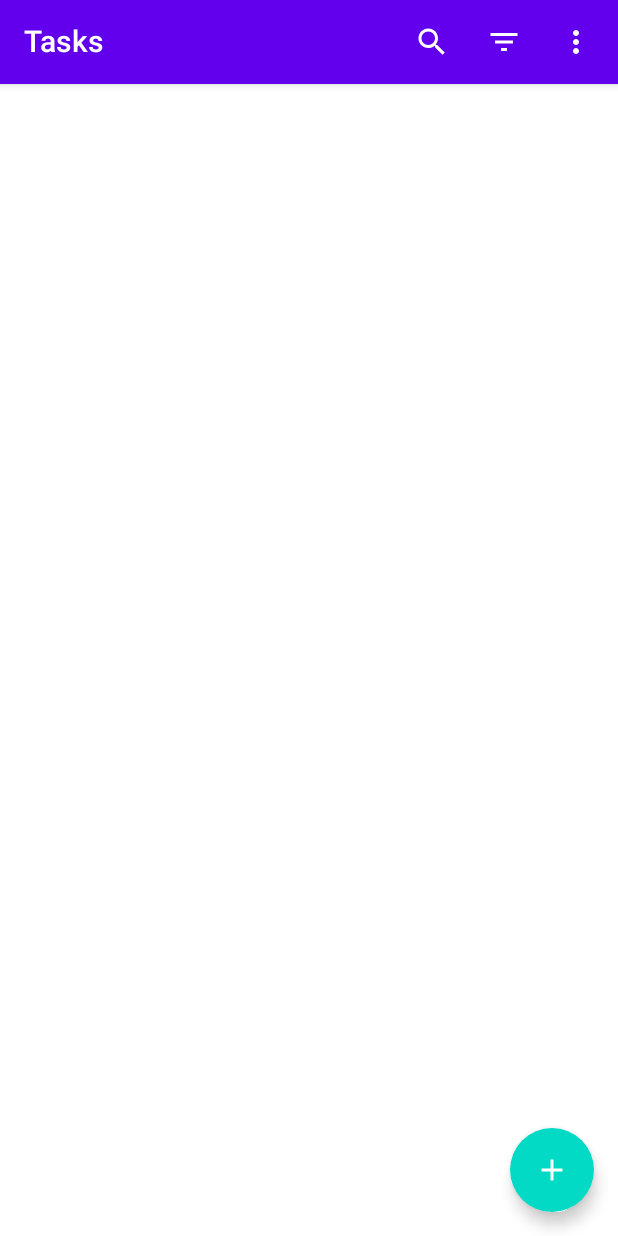
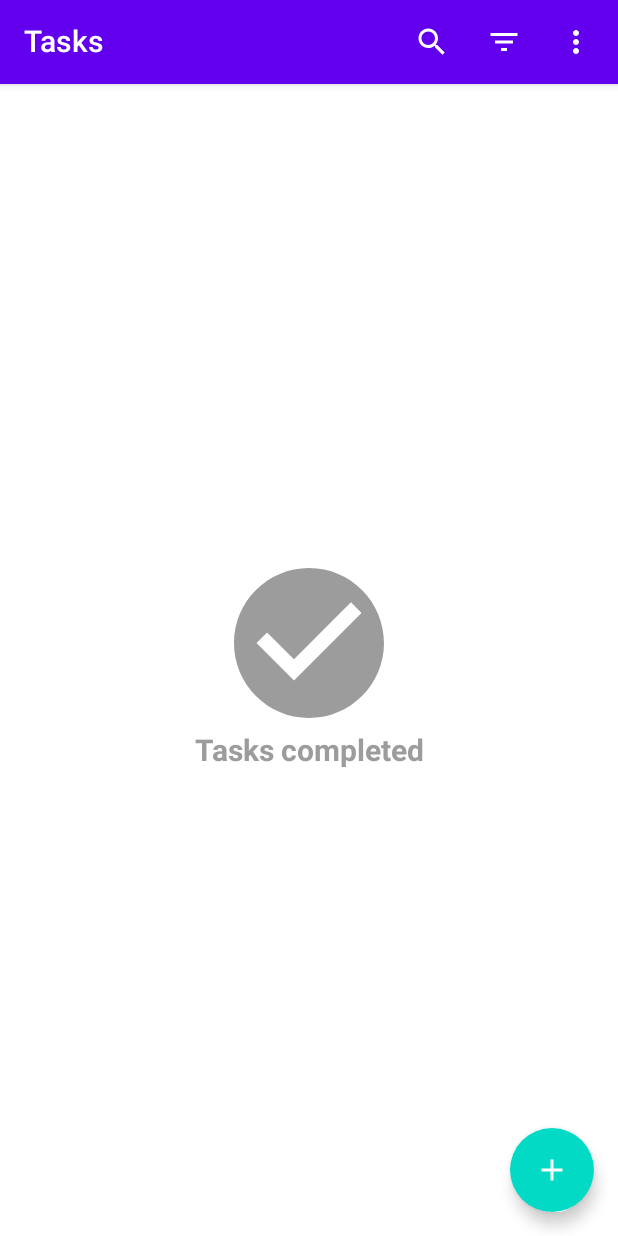
Before and after one commit to TheGreatDemetrius/Tasks, an Android app built with Jetpack Compose: the composable ListScreen shown on its own in the app's theme, on a phone screen of 412 x 824 dp. Run offline under Robolectric (Android 15) with nearby library versions, the phone set to English and light mode, and no system bars; our stand-ins replace Dagger/Hilt's generated code.

Commit message:
Empty content display screen has been created

```diff
--- a/app/src/main/java/ru/simple/tasks/MainActivity.kt
+++ b/app/src/main/java/ru/simple/tasks/MainActivity.kt
@@ -4,6 +4,7 @@ import android.os.Bundle
 import androidx.activity.ComponentActivity
 import androidx.activity.compose.setContent
 import androidx.activity.viewModels
+import androidx.compose.material.ExperimentalMaterialApi
 import androidx.navigation.NavHostController
 import androidx.navigation.compose.rememberNavController
 import dagger.hilt.android.AndroidEntryPoint
@@ -11,6 +12,7 @@ import ru.simple.tasks.navigation.SetupNavigation
 import ru.simple.tasks.ui.theme.TasksTheme
 import ru.simple.tasks.ui.viewmodels.SharedViewModel
 
+@ExperimentalMaterialApi
 @AndroidEntryPoint
 class MainActivity : ComponentActivity() {
 
--- a/app/src/main/java/ru/simple/tasks/navigation/Navigation.kt
+++ b/app/src/main/java/ru/simple/tasks/navigation/Navigation.kt
@@ -1,5 +1,6 @@
 package ru.simple.tasks.navigation
 
+import androidx.compose.material.ExperimentalMaterialApi
 import androidx.compose.runtime.Composable
 import androidx.compose.runtime.remember
 import androidx.navigation.NavHostController
@@ -9,6 +10,7 @@ import ru.simple.tasks.navigation.destination.taskComposable
 import ru.simple.tasks.ui.viewmodels.SharedViewModel
 import ru.simple.tasks.util.Constants.LIST_SCREEN
 
+@ExperimentalMaterialApi
 @Composable
 fun SetupNavigation(
     navController: NavHostController,
--- a/app/src/main/java/ru/simple/tasks/navigation/destination/ListComposable.kt
+++ b/app/src/main/java/ru/simple/tasks/navigation/destination/ListComposable.kt
@@ -1,5 +1,6 @@
 package ru.simple.tasks.navigation.destination
 
+import androidx.compose.material.ExperimentalMaterialApi
 import androidx.navigation.NavGraphBuilder
 import androidx.navigation.NavType
 import androidx.navigation.compose.composable
@@ -9,6 +10,7 @@ import ru.simple.tasks.ui.viewmodels.SharedViewModel
 import ru.simple.tasks.util.Constants.LIST_ARGUMENT_KEY
 import ru.simple.tasks.util.Constants.LIST_SCREEN
 
+@ExperimentalMaterialApi
 fun NavGraphBuilder.listComposable(
     navigateToTaskScreen: (taskId: Int) -> Unit,//параметр для определения состояния перехода к экрану конкретной задачи
     sharedViewModel: SharedViewModel
--- /dev/null
+++ b/app/src/main/java/ru/simple/tasks/ui/screens/list/EmptyContent.kt
@@ -0,0 +1,47 @@
+package ru.simple.tasks.ui.screens.list
+
+import androidx.compose.foundation.background
+import androidx.compose.foundation.layout.*
+import androidx.compose.material.Icon
+import androidx.compose.material.MaterialTheme
+import androidx.compose.material.Text
+import androidx.compose.runtime.Composable
+import androidx.compose.ui.Alignment
+import androidx.compose.ui.Modifier
+import androidx.compose.ui.res.painterResource
+import androidx.compose.ui.res.stringResource
+import androidx.compose.ui.text.font.FontWeight
+import androidx.compose.ui.tooling.preview.Preview
+import androidx.compose.ui.unit.dp
+import ru.simple.tasks.R
+import ru.simple.tasks.ui.theme.MediumGray
+
+@Composable
+fun EmptyContent() {
+    Column(
+        modifier = Modifier
+            .fillMaxSize()
+            .background(color = MaterialTheme.colors.background),
+        verticalArrangement = Arrangement.Center,
+        horizontalAlignment = Alignment.CenterHorizontally
+    ) {
+        Icon(
+            modifier = Modifier.size(120.dp),
+            painter = painterResource(id = R.drawable.ic_check),
+            contentDescription = stringResource(id = R.string.check),
+            tint = MediumGray
+        )
+        Text(
+            text = stringResource(id = R.string.tasks_completed),
+            color = MediumGray,
+            fontWeight = FontWeight.Bold,
+            fontSize = MaterialTheme.typography.h6.fontSize
+        )
+    }
+}
+
+@Preview
+@Composable
+fun EmptyContentPreview() {
+    EmptyContent()
+}
--- a/app/src/main/java/ru/simple/tasks/ui/screens/list/ListScreen.kt
+++ b/app/src/main/java/ru/simple/tasks/ui/screens/list/ListScreen.kt
@@ -1,12 +1,11 @@
 package ru.simple.tasks.ui.screens.list
 
-import androidx.compose.material.FloatingActionButton
-import androidx.compose.material.Icon
-import androidx.compose.material.MaterialTheme
-import androidx.compose.material.Scaffold
+import androidx.compose.material.*
 import androidx.compose.material.icons.Icons
 import androidx.compose.material.icons.filled.Add
 import androidx.compose.runtime.Composable
+import androidx.compose.runtime.LaunchedEffect
+import androidx.compose.runtime.collectAsState
 import androidx.compose.runtime.getValue
 import androidx.compose.ui.graphics.Color
 import androidx.compose.ui.res.stringResource
@@ -15,12 +14,18 @@ import ru.simple.tasks.ui.theme.fabBackgroundColor
 import ru.simple.tasks.ui.viewmodels.SharedViewModel
 import ru.simple.tasks.util.SearchAppBarState
 
+@ExperimentalMaterialApi
 @Composable
 fun ListScreen(
     navigateToTaskScreen: (taskId: Int) -> Unit,
     sharedViewModel: SharedViewModel
 ) {
-    //переменные searchAppBarState и searchTextString уведомят, если в классе SharedViewModel их значения изменятся
+    LaunchedEffect(key1 = true){
+        //запускаем сопрограмму, которая будет следить за состоянием пременной (коллекции)
+        sharedViewModel.getAllTasks()
+    }
+    //переменные allTasks, searchAppBarState и searchTextString уведомят, если в классе SharedViewModel их значения изменятся
+    val allTasks by sharedViewModel.allTasks.collectAsState()//collectAsState() будет наблюдать за потоком из составной функции
     val searchAppBarState: SearchAppBarState by sharedViewModel.searchAppBarState
     val searchTextString : String by sharedViewModel.searchTexState
 
@@ -31,7 +36,10 @@ fun ListScreen(
             searchTextState = searchTextString
         ) },
         content = {
-            ListContent()
+            ListContent(
+                tasks = allTasks,
+                navigateToTaskScreen = navigateToTaskScreen
+            )
         },
         floatingActionButton = {
             ListFab(onFabClicked = navigateToTaskScreen)
--- /dev/null
+++ b/app/src/main/res/drawable/ic_check.xml
@@ -0,0 +1,10 @@
+<vector xmlns:android="http://schemas.android.com/apk/res/android"
+    android:width="24dp"
+    android:height="24dp"
+    android:viewportWidth="24"
+    android:viewportHeight="24"
+    android:tint="?attr/colorControlNormal">
+  <path
+      android:fillColor="@android:color/white"
+      android:pathData="M12,2C6.48,2 2,6.48 2,12s4.48,10 10,10 10,-4.48 10,-10S17.52,2 12,2zM10,17l-5,-5 1.41,-1.41L10,14.17l7.59,-7.59L19,8l-9,9z"/>
+</vector>
--- a/app/src/main/res/values/strings.xml
+++ b/app/src/main/res/values/strings.xml
@@ -8,4 +8,6 @@
     <string name="search">Search</string>
     <string name="search_icon">Search Icon</string>
     <string name="close_icon">Close Icon</string>
+    <string name="check">Check</string>
+    <string name="tasks_completed">Tasks completed</string>
 </resources>
```
Also changed, not shown: app/src/main/java/ru/simple/tasks/ui/screens/list/ListContent.kt (+36 -8 lines).
